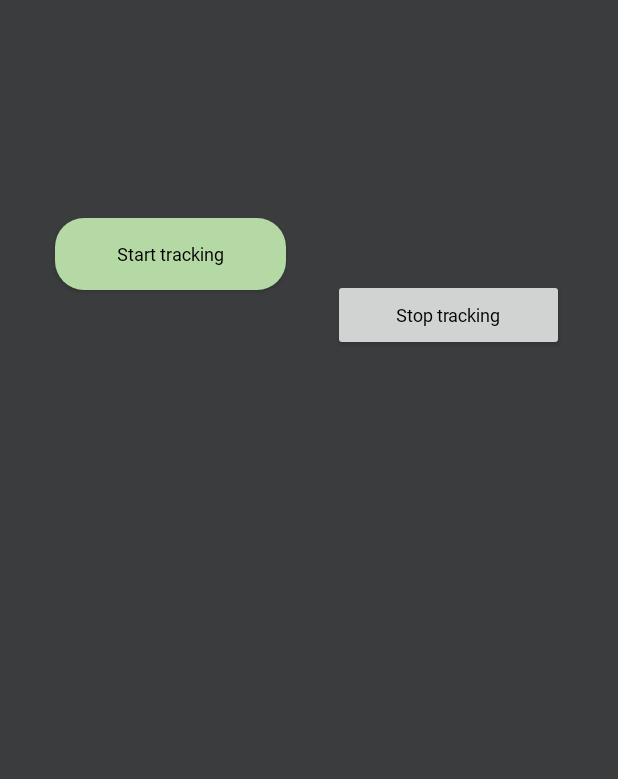
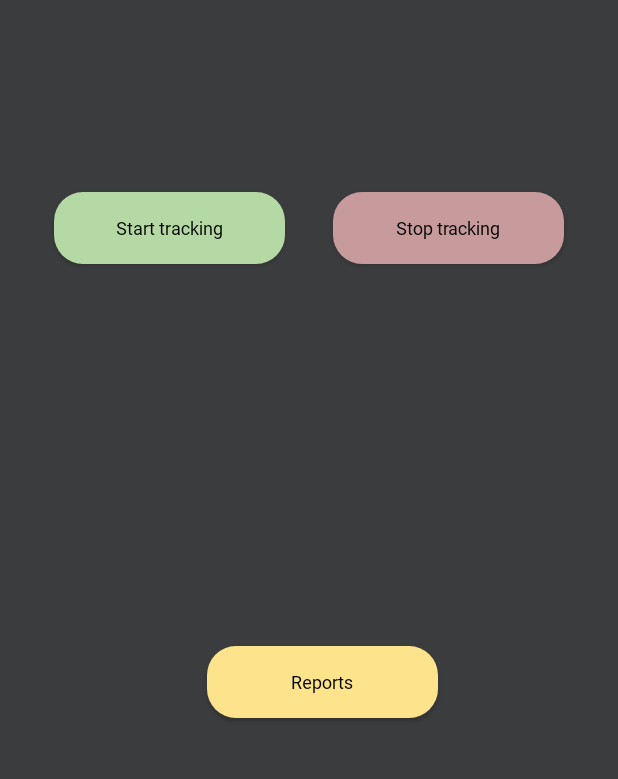
Before and after one commit to m-bugaj/LocationGuard-Pro-App, an Android app: the screen it shows after launch (HomeScreenActivity), on a phone screen of 412 x 824 dp, the part 285-1064 px from its top. Run offline under Robolectric (Android 15) with nearby library versions, the phone set to English and light mode, and no system bars.

Commit message:
Home screen buttons updated

```diff
--- /dev/null
+++ b/app/src/main/res/drawable/reports_button.xml
@@ -0,0 +1,8 @@
+<?xml version="1.0" encoding="utf-8"?>
+<shape xmlns:android="http://schemas.android.com/apk/res/android" android:shape="rectangle">
+
+    <solid android:color="@color/reports_color"/>
+
+    <corners android:radius="19dp"/>
+
+</shape>
--- /dev/null
+++ b/app/src/main/res/drawable/stop_button.xml
@@ -0,0 +1,8 @@
+<?xml version="1.0" encoding="utf-8"?>
+<shape xmlns:android="http://schemas.android.com/apk/res/android" android:shape="rectangle">
+
+    <solid android:color="@color/stop_tracking_color_aft"/>
+
+    <corners android:radius="19dp"/>
+
+</shape>
--- a/app/src/main/res/layout/home.xml
+++ b/app/src/main/res/layout/home.xml
@@ -46,40 +46,12 @@
         tools:visibility="visible" />
 
     <Button
-        android:id="@+id/button"
-        android:layout_width="154dp"
-        android:layout_height="48dp"
-        android:layout_marginStart="30dp"
-        android:layout_marginTop="105dp"
-        android:layout_marginEnd="36dp"
-        android:layout_marginBottom="400dp"
-        android:fontFamily="@font/jura_medium"
-        android:text="Stop tracking"
-        android:textAlignment="center"
-        android:textAllCaps="false"
-        android:textColor="#000000"
-        android:textIsSelectable="true"
-        android:textSize="12sp"
-        android:visibility="visible"
-        app:backgroundTint="@null"
-        app:cornerRadius="19dp"
-        app:layout_constraintBottom_toBottomOf="parent"
-        app:layout_constraintEnd_toEndOf="parent"
-        app:layout_constraintHorizontal_bias="1.0"
-        app:layout_constraintStart_toEndOf="@+id/button2"
-        app:layout_constraintTop_toBottomOf="@+id/textView"
-        app:layout_constraintVertical_bias="1.0"
-        tools:visibility="visible" />
-
-    <Button
-        android:id="@+id/button2"
+        android:id="@+id/start_button"
         android:layout_width="154dp"
         android:layout_height="48dp"
         android:layout_marginStart="36dp"
-        android:layout_marginTop="105dp"
         android:layout_marginEnd="221dp"
-        android:layout_marginBottom="401dp"
-        android:background="@drawable/custom_button"
+        android:background="@drawable/start_button"
         android:fontFamily="@font/jura_medium"
         android:text="Start tracking"
         android:textAlignment="center"
@@ -91,9 +63,56 @@
         app:backgroundTint="@null"
         app:layout_constraintBottom_toBottomOf="parent"
         app:layout_constraintEnd_toEndOf="parent"
+        app:layout_constraintHorizontal_bias="0.0"
+        app:layout_constraintStart_toStartOf="parent"
+        app:layout_constraintTop_toTopOf="parent"
+        app:layout_constraintVertical_bias="0.41000003"
+        tools:visibility="visible" />
+
+    <Button
+        android:id="@+id/stop_button"
+        android:layout_width="154dp"
+        android:layout_height="48dp"
+        android:layout_marginStart="221dp"
+        android:layout_marginEnd="36dp"
+        android:background="@drawable/stop_button"
+        android:fontFamily="@font/jura_medium"
+        android:text="Stop tracking"
+        android:textAlignment="center"
+        android:textAllCaps="false"
+        android:textColor="#000000"
+        android:textIsSelectable="true"
+        android:textSize="12sp"
+        android:visibility="visible"
+        app:backgroundTint="@null"
+        app:layout_constraintBottom_toBottomOf="parent"
+        app:layout_constraintEnd_toEndOf="parent"
         app:layout_constraintHorizontal_bias="1.0"
         app:layout_constraintStart_toStartOf="parent"
-        app:layout_constraintTop_toBottomOf="@+id/textView"
+        app:layout_constraintTop_toTopOf="parent"
+        app:layout_constraintVertical_bias="0.41000003"
+        tools:visibility="visible" />
+
+    <Button
+        android:id="@+id/reports_button"
+        android:layout_width="154dp"
+        android:layout_height="48dp"
+        android:background="@drawable/reports_button"
+        android:fontFamily="@font/jura_medium"
+        android:text="Reports"
+        android:textAlignment="center"
+        android:textAllCaps="false"
+        android:textColor="#000000"
+        android:textIsSelectable="true"
+        android:textSize="12sp"
+        android:visibility="visible"
+        app:backgroundTint="@null"
+        app:layout_constraintBottom_toBottomOf="parent"
+        app:layout_constraintEnd_toEndOf="parent"
+        app:layout_constraintHorizontal_bias="0.536"
+        app:layout_constraintStart_toStartOf="parent"
+        app:layout_constraintTop_toTopOf="parent"
+        app:layout_constraintVertical_bias="0.8"
         tools:visibility="visible" />
 
 
--- a/app/src/main/res/values/colors.xml
+++ b/app/src/main/res/values/colors.xml
@@ -9,5 +9,8 @@
     <color name="white">#FFFFFFFF</color>
     <color name="background_color">#3A3C3D</color>
     <color name="start_tracking_color_bef">#B5D9A4</color>
+    <color name="stop_tracking_color_bef">#DB6868</color>
+    <color name="start_tracking_color_aft">#BBC0B8</color>
     <color name="stop_tracking_color_aft">#C79B9B</color>
+    <color name="reports_color">#FDE48C</color>
 </resources>
```
Also changed, not shown: app/src/main/res/drawable/start_button.xml (renamed from app/src/main/res/drawable/custom_button.xml).
